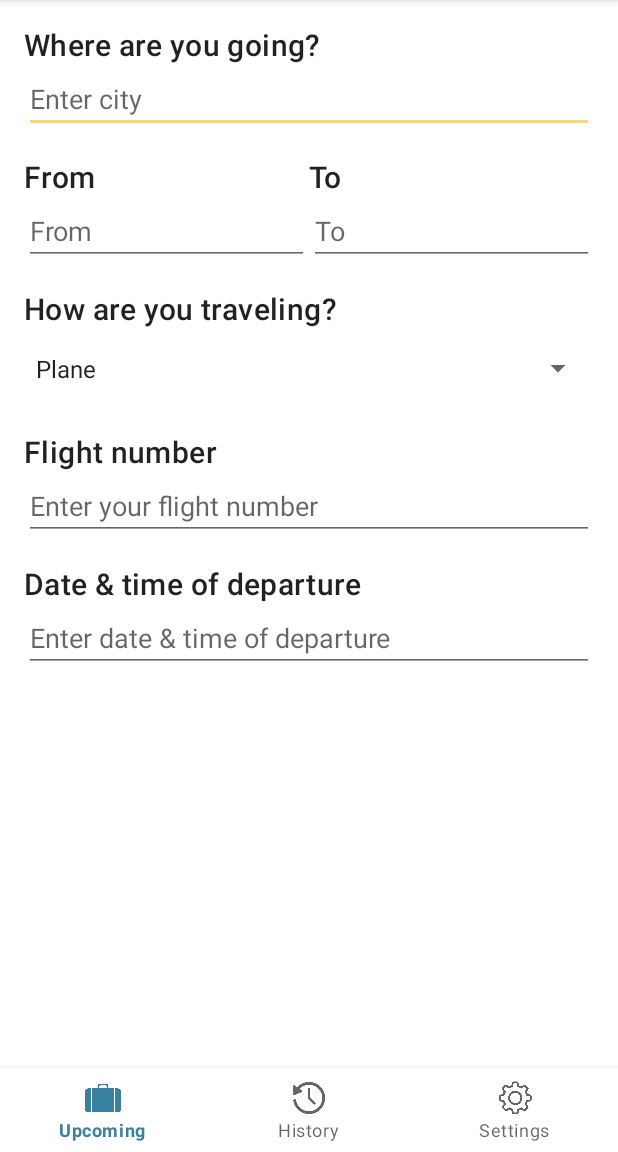
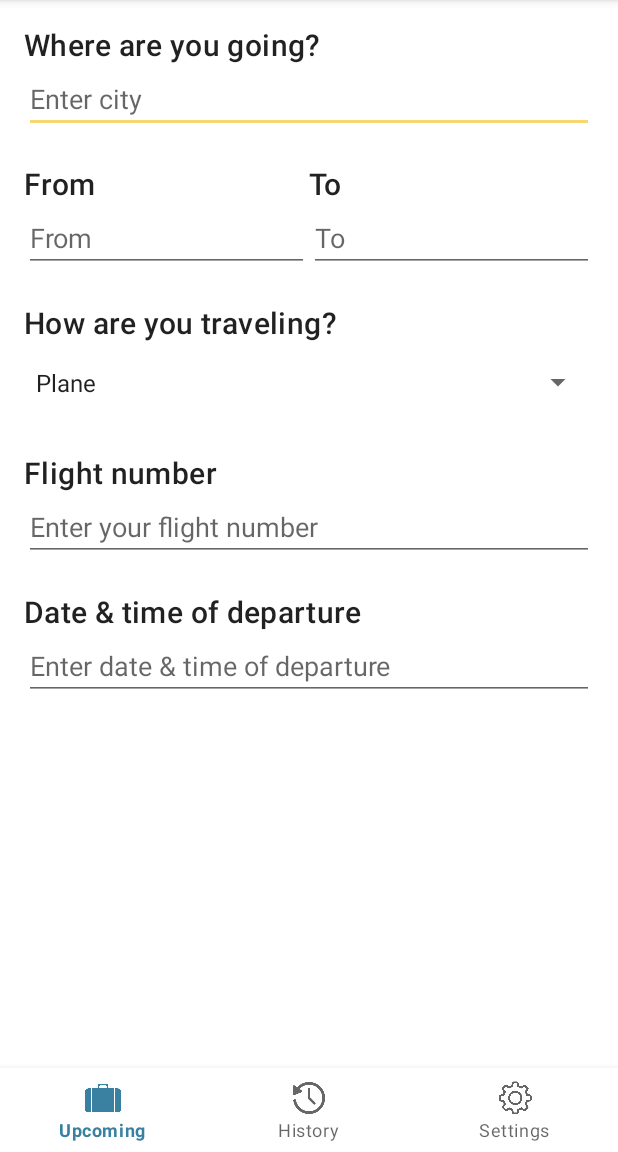
Before and after one commit to florgiorgi/PAM, an Android app: the layout activity_new_trip.xml on its own in the app's theme, with its tools: preview values and no code run, on a phone screen of 412 x 824 dp, the part 84-1236 px from its top. Run offline under Robolectric (Android 15) with nearby library versions, the phone set to English and light mode, and no system bars.

Commit message:
alignment change

```diff
--- a/app/src/main/res/layout/activity_new_trip.xml
+++ b/app/src/main/res/layout/activity_new_trip.xml
@@ -70,7 +70,7 @@
                             android:id="@+id/from"
                             android:layout_width="match_parent"
                             android:layout_height="wrap_content"
-                            android:paddingTop="15dp"
+                            android:paddingTop="20dp"
                             android:text="@string/from"
                             android:textAppearance="?attr/textAppearanceHeadline6" />
 
@@ -96,7 +96,7 @@
                             android:id="@+id/to"
                             android:layout_width="match_parent"
                             android:layout_height="wrap_content"
-                            android:paddingTop="15dp"
+                            android:paddingTop="20dp"
                             android:text="@string/to"
                             android:textAppearance="?attr/textAppearanceHeadline6" />
 
@@ -116,7 +116,7 @@
                     android:id="@+id/how_are_you_traveling"
                     android:layout_width="match_parent"
                     android:layout_height="wrap_content"
-                    android:paddingTop="15dp"
+                    android:paddingTop="20dp"
                     android:text="@string/how_are_you_traveling"
                     android:textAppearance="?attr/textAppearanceHeadline6" />
 
@@ -132,7 +132,7 @@
                     android:id="@+id/flight_number"
                     android:layout_width="match_parent"
                     android:layout_height="wrap_content"
-                    android:paddingTop="15dp"
+                    android:paddingTop="20dp"
                     android:text="@string/flight_number"
                     android:textAppearance="?attr/textAppearanceHeadline6" />
 
@@ -149,7 +149,7 @@
                     android:id="@+id/date_time_of_departure"
                     android:layout_width="match_parent"
                     android:layout_height="wrap_content"
-                    android:paddingTop="15dp"
+                    android:paddingTop="20dp"
                     android:text="@string/date_time"
                     android:textAppearance="?attr/textAppearanceHeadline6" />
 
```
